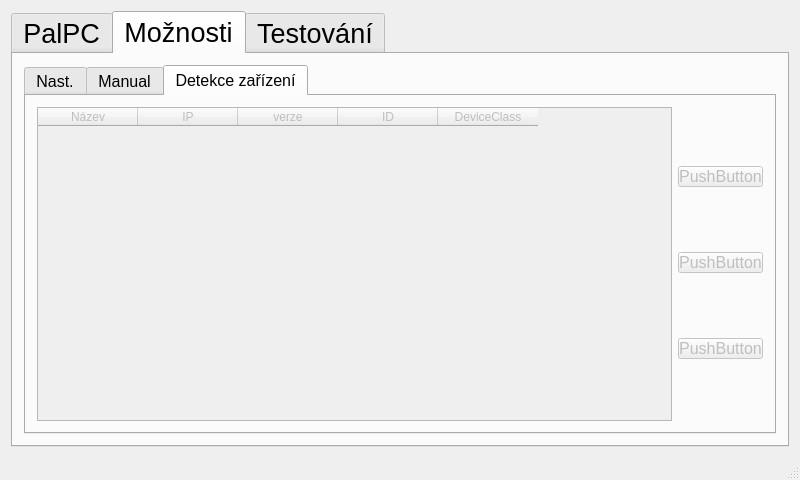
Old version of the form mainwindow.ui in the repository frutabruta/VDV301tester.
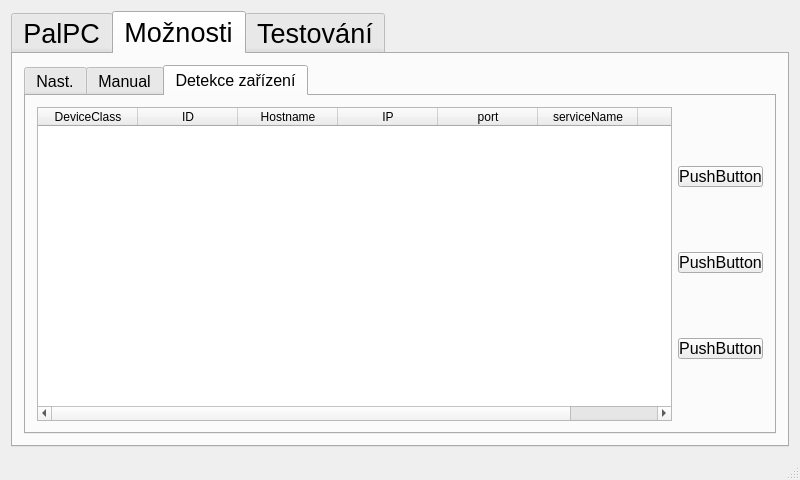
New version of the form. The open tabs and pages were chosen to show the change.

Commit message: - zjednodušení VDV301publisher - zprovoznění DeviceManagementService/GetDeviceInformation - odstranění manuálního číslování služby "CustomerInformationService (2)" - odstranění zakomentovaného kódu - prvotní implementace výpisu detekovaných zařízení přes DeviceManagementService

Diff of the .ui file:
```diff
--- a/mainwindow.ui
+++ b/mainwindow.ui
@@ -3333,7 +3333,7 @@
           </widget>
           <widget class="QWidget" name="tab_moznosti_zarizeni">
            <property name="enabled">
-            <bool>false</bool>
+            <bool>true</bool>
            </property>
            <attribute name="title">
             <string>Detekce zařízení</string>
@@ -3341,9 +3341,22 @@
            <layout class="QHBoxLayout" name="horizontalLayout">
             <item>
              <widget class="QTableWidget" name="tableWidget_seznamZarizeni">
+              <property name="enabled">
+               <bool>true</bool>
+              </property>
               <column>
                <property name="text">
-                <string>Název</string>
+                <string>DeviceClass</string>
+               </property>
+              </column>
+              <column>
+               <property name="text">
+                <string>ID</string>
+               </property>
+              </column>
+              <column>
+               <property name="text">
+                <string>Hostname</string>
                </property>
               </column>
               <column>
@@ -3351,21 +3364,21 @@
                 <string>IP</string>
                </property>
               </column>
+              <column>
+               <property name="text">
+                <string>port</string>
+               </property>
+              </column>
+              <column>
+               <property name="text">
+                <string>serviceName</string>
+               </property>
+              </column>
               <column>
                <property name="text">
                 <string>verze</string>
                </property>
               </column>
-              <column>
-               <property name="text">
-                <string>ID</string>
-               </property>
-              </column>
-              <column>
-               <property name="text">
-                <string>DeviceClass</string>
-               </property>
-              </column>
              </widget>
             </item>
             <item>
```
Left out of the diff: 4 changed lines with no effect on the pictures. The commit also changes 3 other files.
